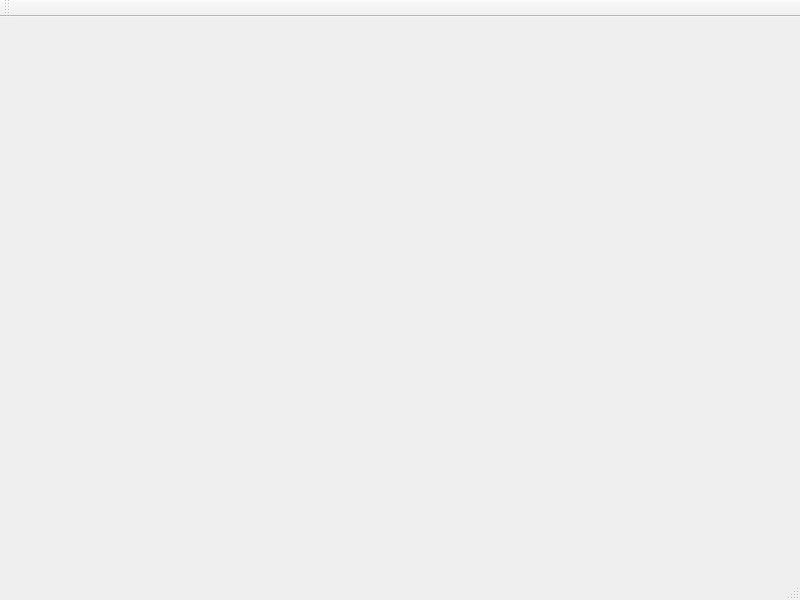
Qt form adaptink.ui (TiWinDeTea/Adaptink) before a commit.
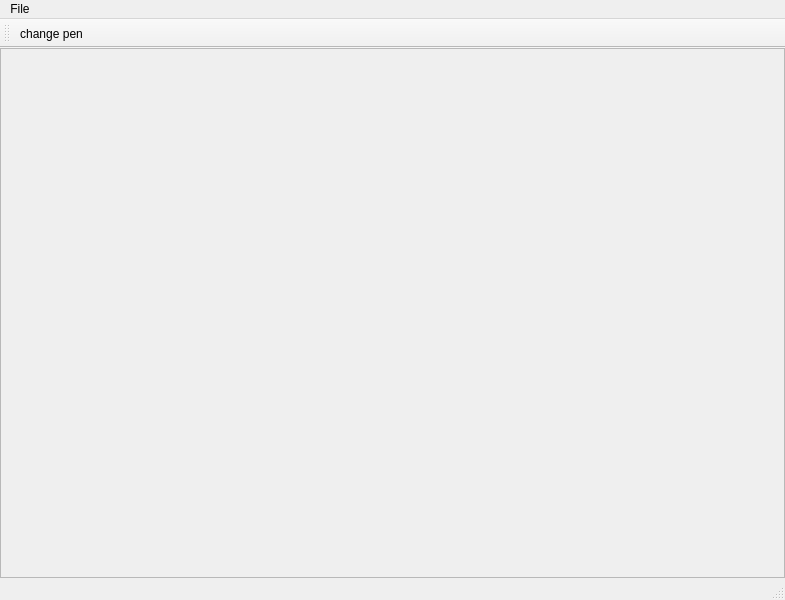
The same form after that commit. Custom widgets are drawn as their Qt base class.

Commit message: Add canvas class.

```diff
--- a/adaptink.ui
+++ b/adaptink.ui
@@ -6,23 +6,112 @@
    <rect>
     <x>0</x>
     <y>0</y>
-    <width>800</width>
+    <width>785</width>
     <height>600</height>
    </rect>
   </property>
+  <property name="sizePolicy">
+   <sizepolicy hsizetype="Expanding" vsizetype="Expanding">
+    <horstretch>0</horstretch>
+    <verstretch>0</verstretch>
+   </sizepolicy>
+  </property>
   <property name="windowTitle">
    <string>MainWindow</string>
   </property>
-  <widget class="QWidget" name="centralwidget"/>
+  <widget class="QWidget" name="centralwidget">
+   <property name="maximumSize">
+    <size>
+     <width>16777215</width>
+     <height>16777215</height>
+    </size>
+   </property>
+   <layout class="QVBoxLayout" name="verticalLayout">
+    <property name="spacing">
+     <number>0</number>
+    </property>
+    <property name="leftMargin">
+     <number>0</number>
+    </property>
+    <property name="topMargin">
+     <number>0</number>
+    </property>
+    <property name="rightMargin">
+     <number>0</number>
+    </property>
+    <property name="bottomMargin">
+     <number>0</number>
+    </property>
+    <item>
+     <layout class="QHBoxLayout" name="horizontalLayout">
+      <property name="spacing">
+       <number>0</number>
+      </property>
+      <item>
+       <widget class="QScrollArea" name="scrollArea">
+        <property name="sizePolicy">
+         <sizepolicy hsizetype="Expanding" vsizetype="Expanding">
+          <horstretch>0</horstretch>
+          <verstretch>0</verstretch>
+         </sizepolicy>
+        </property>
+        <property name="sizeAdjustPolicy">
+         <enum>QAbstractScrollArea::AdjustToContents</enum>
+        </property>
+        <property name="widgetResizable">
+         <bool>true</bool>
+        </property>
+        <widget class="QWidget" name="scrollAreaWidgetContents">
+         <property name="geometry">
+          <rect>
+           <x>0</x>
+           <y>0</y>
+           <width>781</width>
+           <height>520</height>
+          </rect>
+         </property>
+         <widget class="Canvas" name="canvas" native="true">
+          <property name="geometry">
+           <rect>
+            <x>0</x>
+            <y>0</y>
+            <width>481</width>
+            <height>401</height>
+           </rect>
+          </property>
+          <property name="sizePolicy">
+           <sizepolicy hsizetype="Expanding" vsizetype="Maximum">
+            <horstretch>0</horstretch>
+            <verstretch>0</verstretch>
+           </sizepolicy>
+          </property>
+         </widget>
+        </widget>
+       </widget>
+      </item>
+     </layout>
+    </item>
+   </layout>
+  </widget>
   <widget class="QMenuBar" name="menubar">
    <property name="geometry">
     <rect>
      <x>0</x>
      <y>0</y>
-     <width>800</width>
+     <width>785</width>
      <height>22</height>
     </rect>
    </property>
+   <widget class="QMenu" name="menuFile">
+    <property name="title">
+     <string>File</string>
+    </property>
+    <addaction name="actionSave"/>
+    <addaction name="actionSave_as"/>
+    <addaction name="separator"/>
+    <addaction name="actionQuit"/>
+   </widget>
+   <addaction name="menuFile"/>
   </widget>
   <widget class="QStatusBar" name="statusbar"/>
   <widget class="QToolBar" name="toolBar">
@@ -33,10 +122,39 @@
     <enum>TopToolBarArea</enum>
    </attribute>
    <attribute name="toolBarBreak">
-    <bool>true</bool>
+    <bool>false</bool>
    </attribute>
+   <addaction name="actionChangePen"/>
   </widget>
+  <action name="actionSave">
+   <property name="text">
+    <string>Save</string>
+   </property>
+  </action>
+  <action name="actionSave_as">
+   <property name="text">
+    <string>Save as</string>
+   </property>
+  </action>
+  <action name="actionQuit">
+   <property name="text">
+    <string>Quit</string>
+   </property>
+  </action>
+  <action name="actionChangePen">
+   <property name="text">
+    <string>change pen</string>
+   </property>
+  </action>
  </widget>
+ <customwidgets>
+  <customwidget>
+   <class>Canvas</class>
+   <extends>QWidget</extends>
+   <header>canvas.hpp</header>
+   <container>1</container>
+  </customwidget>
+ </customwidgets>
  <resources/>
  <connections/>
 </ui>
```
Left out of the diff: 2 changed lines with no effect on the pictures. The commit also changes 5 other files.
